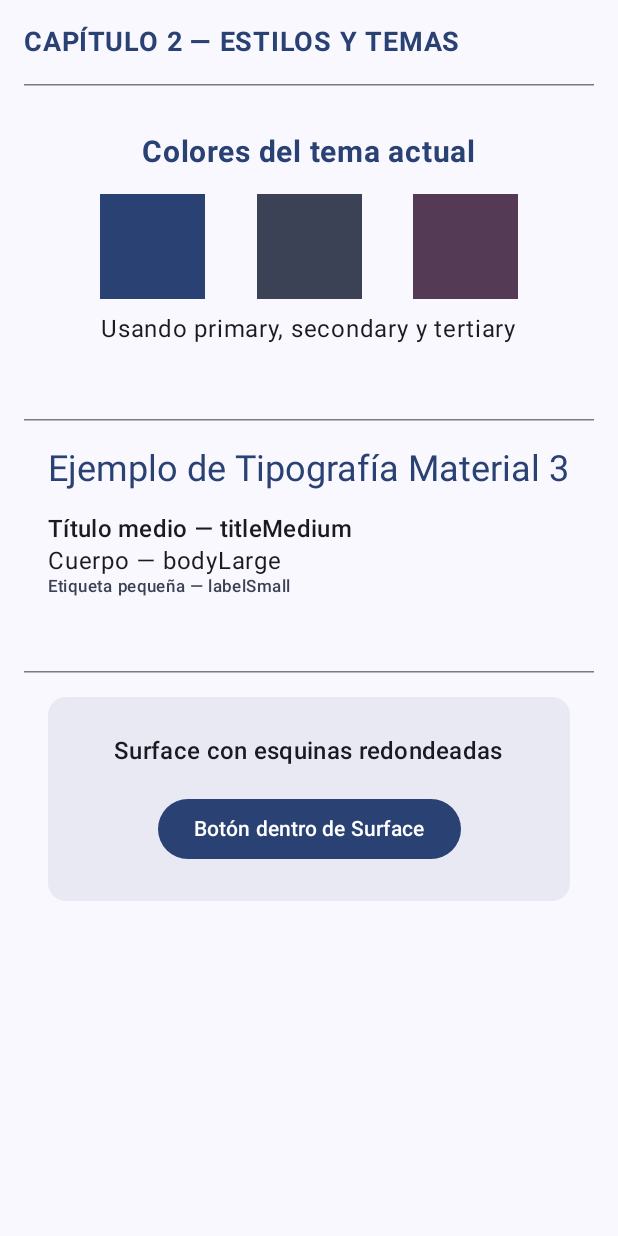
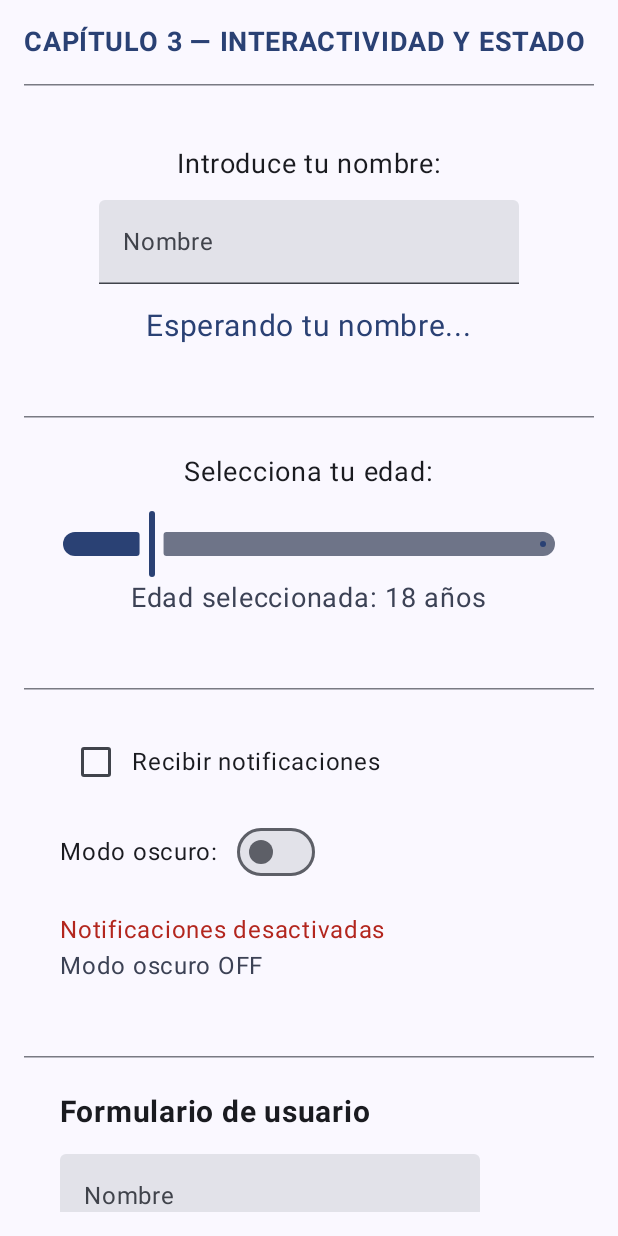
Before and after one commit to EdwardNavarroAs/Kotlin, an Android app built with Jetpack Compose: the screen it shows after launch (MainActivity), on a phone screen of 412 x 824 dp. Run offline under Robolectric (Android 15) with nearby library versions, the phone set to English and light mode, and no system bars.

Commit message:
Capitulo 5 Jetpack Compose: Interactividad y estado

```diff
--- /dev/null
+++ b/05_jetpack_compose/app/src/main/java/com/example/jetpackcompose/Capitulo3_Interactividad.kt
@@ -0,0 +1,325 @@
+package com.example.jetpackcompose
+
+/*
+────────────────────────────────────────────────────────────
+CAPÍTULO 3 — INTERACTIVIDAD Y ESTADO EN JETPACK COMPOSE
+────────────────────────────────────────────────────────────
+
+OBJETIVO DEL CAPÍTULO
+──────────────────────
+Comprender cómo Jetpack Compose gestiona la interactividad mediante
+el uso de estados (State) y funciones reactivas.
+
+✔ Diferencia entre estado y variable normal.
+✔ Uso de remember y mutableStateOf.
+✔ rememberSaveable para persistir estado ante rotaciones.
+✔ Manejo de eventos (onClick, onValueChange, etc.).
+✔ Uso de Slider, TextField y Checkbox.
+✔ Actualización automática de la UI sin llamadas manuales.
+
+────────────────────────────────────────────────────────────
+INTRODUCCIÓN TEÓRICA
+────────────────────────────────────────────────────────────
+En Jetpack Compose, la **UI es una función del estado**:
+    UI = f(state)
+
+Esto significa que **no se actualiza la vista directamente**.
+En cambio, se modifica el estado, y Compose se encarga de redibujar
+solo las partes necesarias de la interfaz.
+
+────────────────────────────────────────────────────────────
+ESTRUCTURA DE ESTE ARCHIVO
+────────────────────────────────────────────────────────────
+1) Concepto de estado y remember.
+2) TextField y actualización de texto reactiva.
+3) Checkbox y Switch (interacción binaria).
+4) Slider y manejo numérico en tiempo real.
+5) Ejemplo completo de interactividad integrada.
+────────────────────────────────────────────────────────────
+*/
+
+import androidx.compose.foundation.layout.*
+import androidx.compose.foundation.text.BasicTextField
+import androidx.compose.material3.*
+import androidx.compose.runtime.*
+import androidx.compose.ui.Alignment
+import androidx.compose.ui.Modifier
+import androidx.compose.ui.text.input.TextFieldValue
+import androidx.compose.ui.tooling.preview.Preview
+import androidx.compose.ui.unit.dp
+import androidx.compose.ui.unit.sp
+import com.example.jetpackcompose.ui.theme.JetpackComposeTheme
+import androidx.compose.runtime.saveable.rememberSaveable
+import androidx.compose.ui.text.font.FontWeight
+import androidx.compose.foundation.verticalScroll
+import androidx.compose.foundation.rememberScrollState
+
+/*
+────────────────────────────────────────────────────────────
+SECCIÓN 1 — ESTADO BÁSICO CON remember Y mutableStateOf
+────────────────────────────────────────────────────────────
+El estado en Compose se guarda usando `remember { mutableStateOf() }`.
+
+→ remember → recuerda el valor durante recomposiciones.
+→ mutableStateOf → permite que Compose observe los cambios.
+
+Cada vez que el valor cambia, Compose “recompone” solo
+las funciones afectadas.
+────────────────────────────────────────────────────────────
+*/
+@Composable
+fun SeccionEstadoBasico() {
+    // Variable reactiva de texto
+    var nombre by remember { mutableStateOf("") }
+
+    Column(
+        modifier = Modifier
+            .fillMaxWidth()
+            .padding(24.dp),
+        horizontalAlignment = Alignment.CenterHorizontally
+    ) {
+        Text(
+            text = "Introduce tu nombre:",
+            fontSize = 18.sp
+        )
+
+        Spacer(modifier = Modifier.height(12.dp))
+
+        // Campo de texto controlado por estado
+        TextField(
+            value = nombre,
+            onValueChange = { nombre = it }, // actualiza estado al escribir
+            label = { Text("Nombre") }
+        )
+
+        Spacer(modifier = Modifier.height(16.dp))
+
+        Text(
+            text = if (nombre.isNotEmpty()) "Hola, $nombre 👋" else "Esperando tu nombre...",
+            fontSize = 20.sp,
+            color = MaterialTheme.colorScheme.primary
+        )
+    }
+}
+
+/*
+────────────────────────────────────────────────────────────
+SECCIÓN 2 — ESTADO PERSISTENTE CON rememberSaveable
+────────────────────────────────────────────────────────────
+`rememberSaveable` guarda el estado incluso cuando el dispositivo
+rota o la actividad se recrea.
+
+Ideal para conservar datos de entrada del usuario.
+────────────────────────────────────────────────────────────
+*/
+@Composable
+fun SeccionRememberSaveable() {
+    var edad by rememberSaveable { mutableStateOf(18) }
+
+    Column(
+        modifier = Modifier
+            .fillMaxWidth()
+            .padding(24.dp),
+        horizontalAlignment = Alignment.CenterHorizontally
+    ) {
+        Text(
+            text = "Selecciona tu edad:",
+            fontSize = 18.sp
+        )
+
+        Spacer(modifier = Modifier.height(12.dp))
+
+        // Slider reactivo
+        Slider(
+            value = edad.toFloat(),
+            onValueChange = { edad = it.toInt() },
+            valueRange = 0f..100f
+        )
+
+        Text(
+            text = "Edad seleccionada: $edad años",
+            fontSize = 18.sp,
+            color = MaterialTheme.colorScheme.secondary
+        )
+    }
+}
+
+/*
+────────────────────────────────────────────────────────────
+SECCIÓN 3 — CHECKBOX Y SWITCH
+────────────────────────────────────────────────────────────
+Componentes booleanos que representan estados de activación.
+
+En Compose, basta con mantener un estado booleano (true/false)
+y cambiarlo en el evento `onCheckedChange`.
+────────────────────────────────────────────────────────────
+*/
+@Composable
+fun SeccionCheckboxYSwitch() {
+    var suscrito by remember { mutableStateOf(false) }
+    var modoOscuro by remember { mutableStateOf(false) }
+
+    Column(
+        modifier = Modifier
+            .fillMaxWidth()
+            .padding(24.dp)
+    ) {
+        Row(verticalAlignment = Alignment.CenterVertically) {
+            Checkbox(
+                checked = suscrito,
+                onCheckedChange = { suscrito = it }
+            )
+            Text("Recibir notificaciones")
+        }
+
+        Spacer(modifier = Modifier.height(12.dp))
+
+        Row(verticalAlignment = Alignment.CenterVertically) {
+            Text("Modo oscuro:")
+            Spacer(modifier = Modifier.width(12.dp))
+            Switch(
+                checked = modoOscuro,
+                onCheckedChange = { modoOscuro = it }
+            )
+        }
+
+        Spacer(modifier = Modifier.height(16.dp))
+
+        Text(
+            text = if (suscrito) "Notificaciones activadas" else "Notificaciones desactivadas",
+            color = if (suscrito) MaterialTheme.colorScheme.primary else MaterialTheme.colorScheme.error
+        )
+        Text(
+            text = if (modoOscuro) "Modo oscuro ON" else "Modo oscuro OFF",
+            color = MaterialTheme.colorScheme.secondary
+        )
+    }
+}
+
+/*
+────────────────────────────────────────────────────────────
+SECCIÓN 4 — INTEGRACIÓN COMPLETA: FORMULARIO INTERACTIVO
+────────────────────────────────────────────────────────────
+Este ejemplo combina todos los elementos anteriores:
+TextField, Slider, Checkbox y Button.
+
+Muestra cómo el estado y los eventos se comunican naturalmente
+entre componentes.
+────────────────────────────────────────────────────────────
+*/
+@Composable
+fun SeccionFormularioInteractivo() {
+    var nombre by remember { mutableStateOf("") }
+    var edad by rememberSaveable { mutableStateOf(25) }
+    var suscrito by remember { mutableStateOf(false) }
+    var resultado by remember { mutableStateOf("") }
+
+    Column(
+        modifier = Modifier
+            .fillMaxWidth()
+            .padding(24.dp)
+    ) {
+        Text("Formulario de usuario", fontSize = 20.sp, fontWeight = FontWeight.Bold)
+
+        Spacer(modifier = Modifier.height(16.dp))
+        TextField(value = nombre, onValueChange = { nombre = it }, label = { Text("Nombre") })
+
+        Spacer(modifier = Modifier.height(16.dp))
+        Text("Edad: $edad años")
+        Slider(value = edad.toFloat(), onValueChange = { edad = it.toInt() }, valueRange = 0f..100f)
+
+        Spacer(modifier = Modifier.height(12.dp))
+        Row(verticalAlignment = Alignment.CenterVertically) {
+            Checkbox(checked = suscrito, onCheckedChange = { suscrito = it })
+            Text("Suscribirme al boletín")
+        }
+
+        Spacer(modifier = Modifier.height(16.dp))
+        Button(
+            onClick = {
+                resultado = if (nombre.isNotEmpty()) {
+                    "Usuario: $nombre ($edad años) — " +
+                            if (suscrito) "Suscrito" else "No suscrito"
+                } else "Por favor, ingresa tu nombre."
+            }
+        ) {
+            Text("Enviar")
+        }
+
+        Spacer(modifier = Modifier.height(16.dp))
+        Text(resultado, color = MaterialTheme.colorScheme.primary)
+    }
+}
+
+/*
+────────────────────────────────────────────────────────────
+SECCIÓN 5 — PANTALLA COMPLETA DEL CAPÍTULO 3
+────────────────────────────────────────────────────────────
+Integra todas las secciones anteriores como demostración unificada
+del manejo de estado y eventos en Jetpack Compose.
+
+────────────────────────────────────────────────────────────
+NUEVO: SCROLL EN COLUMN
+────────────────────────────────────────────────────────────
+Se agregó un `verticalScroll(rememberScrollState())` para permitir
+desplazamiento vertical cuando el contenido excede la altura de la
+pantalla. Este modificador convierte la `Column` en un contenedor
+desplazable sin alterar la composición interna.
+────────────────────────────────────────────────────────────
+*/
+@Composable
+fun Capitulo3_Interactividad() {
+    Surface(
+        modifier = Modifier.fillMaxSize(),
+        color = MaterialTheme.colorScheme.background
+    ) {
+        // Scroll vertical agregado aquí
+        Column(
+            modifier = Modifier
+                .fillMaxSize()
+                .padding(16.dp)
+                .verticalScroll(rememberScrollState()) // ← Permite desplazamiento
+        ) {
+            Text(
+                text = "CAPÍTULO 3 — INTERACTIVIDAD Y ESTADO",
+                fontSize = 18.sp,
+                fontWeight = FontWeight.Bold,
+                color = MaterialTheme.colorScheme.primary
+            )
+
+            Spacer(modifier = Modifier.height(16.dp))
+            HorizontalDivider(thickness = 1.dp)
+
+            Spacer(modifier = Modifier.height(16.dp))
+            SeccionEstadoBasico()
+
+            Spacer(modifier = Modifier.height(24.dp))
+            HorizontalDivider(thickness = 1.dp)
+            SeccionRememberSaveable()
+
+            Spacer(modifier = Modifier.height(24.dp))
+            HorizontalDivider(thickness = 1.dp)
+            SeccionCheckboxYSwitch()
+
+            Spacer(modifier = Modifier.height(24.dp))
+            HorizontalDivider(thickness = 1.dp)
+            SeccionFormularioInteractivo()
+        }
+    }
+}
+
+/*
+────────────────────────────────────────────────────────────
+VISTA PREVIA COMPLETA DEL CAPÍTULO 3
+────────────────────────────────────────────────────────────
+Permite renderizar toda la interactividad del capítulo directamente
+en el panel de Preview de Android Studio.
+────────────────────────────────────────────────────────────
+*/
+@Preview(showBackground = true, showSystemUi = true)
+@Composable
+fun PreviewCapitulo3() {
+    JetpackComposeTheme {
+        Capitulo3_Interactividad()
+    }
+}
--- a/05_jetpack_compose/app/src/main/java/com/example/jetpackcompose/MainActivity.kt
+++ b/05_jetpack_compose/app/src/main/java/com/example/jetpackcompose/MainActivity.kt
@@ -29,7 +29,8 @@ class MainActivity : ComponentActivity() {
                 ) {
                     //EjemploBasico()
                     //Capitulo1_Fundamentos()
-                    Capitulo2_TemasYEstilos()
+                    //Capitulo2_TemasYEstilos()
+                    Capitulo3_Interactividad()
                 }
             }
         }
@@ -62,6 +63,7 @@ fun EjemploBasicoPreview() {
     JetpackComposeTheme {
         //EjemploBasico()
         //Capitulo1_Fundamentos()
-        Capitulo2_TemasYEstilos()
+        //Capitulo2_TemasYEstilos()
+        Capitulo3_Interactividad()
     }
 }
```
